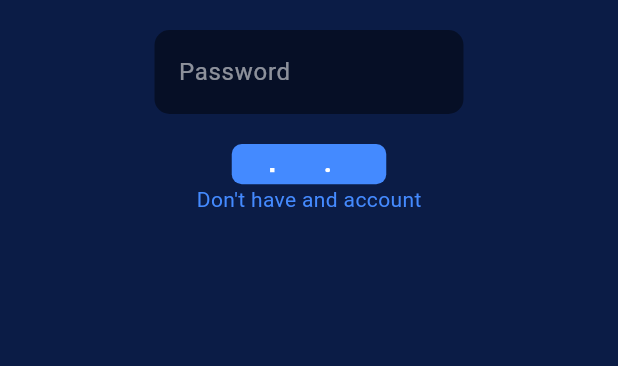
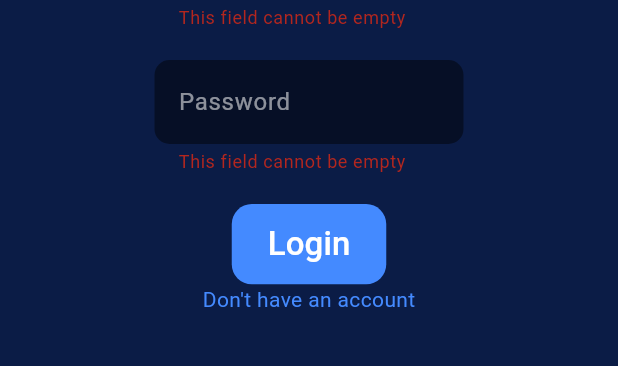
Before and after one commit to Prashant-Bista/chat-app, a Flutter app: the screen it shows after launch, after a tap on "Login", on a phone screen of 412 x 824 dp, the part 384-750 px from its top. Run offline on Flutter 3.47's test engine with Material 3 defaults, Android fonts, the phone set to English and light mode, and no system bars; our stand-ins replace cloud_firestore, file_picker, firebase_auth, firebase_core, firebase_storage, get_it; accounts and stored records are empty.

Commit message:
completed Login page

```diff
--- /dev/null
+++ b/devtools_options.yaml
@@ -0,0 +1,3 @@
+description: This file stores settings for Dart & Flutter DevTools.
+documentation: https://docs.flutter.dev/tools/devtools/extensions#configure-extension-enablement-states
+extensions:
--- /dev/null
+++ b/lib/Models/chat_user.dart
@@ -0,0 +1,32 @@
+class ChatUser{
+  final String uid;
+  final String name;
+  final String email;
+  final String imageURL;
+  late DateTime lastActive;
+  ChatUser({
+required this.uid,
+required this.name,
+  required this.email,
+  required this.lastActive,
+  required this.imageURL
+  });
+  factory ChatUser.fromJSON(Map<String,dynamic> _json){
+    return ChatUser(uid: _json["uid"], name: _json["name"], email: _json["email"], lastActive: _json["last_active"].toDate(), imageURL: _json["image"]);
+  }
+  Map<String,dynamic> toMap(){
+    return{
+      "email": email,
+      "name": name,
+      "last_active": lastActive,
+      "image": imageURL,
+    };
+  }
+  String lastDayActive(){
+    return "${lastActive.month}/${lastActive.day}/${lastActive.year}";
+  }
+  bool wasRecentlyActive(){
+    return DateTime.now().difference(lastActive).inHours<2;
+  }
+
+}
--- a/lib/main.dart
+++ b/lib/main.dart
@@ -1,16 +1,16 @@
 import 'package:chat_app/pages/splash_page.dart';
+import 'package:chat_app/providers/authentication_provider.dart';
 import 'package:chat_app/services/navigation_service.dart';
 import 'package:flutter/material.dart';
 import 'package:chat_app/pages/login_page.dart';
 import 'package:provider/provider.dart';
-import 'package:get_it/get_it.dart';
-import 'package:firebase_core/firebase_core.dart';
-import 'firebase_options.dart';
+import 'package:chat_app/pages/home_page.dart';
 
 void main() {
   runApp(SplashPage(key: UniqueKey(), onInitializationComplete: () {
     runApp(MainApp());
   }));
+
 }
 
 class MainApp extends StatelessWidget {
@@ -18,7 +18,13 @@ class MainApp extends StatelessWidget {
 
   @override
   Widget build(BuildContext context) {
-    return MaterialApp(
+    return MultiProvider(
+      providers: [
+        ChangeNotifierProvider<AuthenticationProvider>(create: (BuildContext _context){
+          return AuthenticationProvider();
+        })
+      ],
+      child: MaterialApp(
         title: "ChatItOut",
         theme: ThemeData(
           scaffoldBackgroundColor: const Color.fromRGBO(11, 28, 70, 1.0),
@@ -27,10 +33,12 @@ class MainApp extends StatelessWidget {
         ),
         home: LoginPage(),
         navigatorKey: NavigationService.navigatorKey,
-      initialRoute: "/login",  // Start with login page
         routes: {
           "/login": (BuildContext context) => LoginPage(),
+          "/home": (BuildContext context) => HomePage(),
+
         },
+      ),
     );
   }
 }
--- a/lib/pages/login_page.dart
+++ b/lib/pages/login_page.dart
@@ -1,7 +1,11 @@
+import 'package:chat_app/providers/authentication_provider.dart';
+import 'package:chat_app/services/navigation_service.dart';
 import 'package:flutter/material.dart';
 import 'package:chat_app/widgets/custom_form_field.dart';
+import 'package:provider/provider.dart';
+import '../widgets/rounded_button.dart';
+import 'package:get_it/get_it.dart';
 
-import '../widgets/rounded_button.dart';
 class LoginPage extends StatefulWidget {
   const LoginPage({super.key});
 
@@ -10,43 +14,90 @@ class LoginPage extends StatefulWidget {
 }
 
 class _LoginPageState extends State<LoginPage> {
-  late double deviceWidth=0;
-  late double deviceHeight=0;
+  late double deviceWidth;
+  late double deviceHeight;
+  late AuthenticationProvider _auth;
+  late NavigationService _navigation;
+  GlobalKey<FormState> loginFormKey = GlobalKey<FormState>();
+
+  String? _email;
+  String? _password;
+
   @override
   Widget build(BuildContext context) {
-    deviceWidth= MediaQuery.of(context).size.width;
-    deviceHeight= MediaQuery.of(context).size.width;
+    deviceWidth = MediaQuery.of(context).size.width;
+    deviceHeight = MediaQuery.of(context).size.height;
+    _auth = Provider.of<AuthenticationProvider>(context);
+    _navigation = GetIt.instance.get<NavigationService>();
+
     return _buildUI();
   }
-  Widget _buildUI(){
+
+  Widget _buildUI() {
     return Scaffold(
       body: Column(
         children: [
-Image.asset("assets/images/chatapplogo2.png",height: 200,width: 200),
+          Image.asset("assets/images/chatapplogo2.png",
+              height: 200, width: 200),
           Container(
-            margin: EdgeInsets.symmetric(horizontal: deviceWidth*0.25),
-            width: deviceWidth*0.8,
-            height: deviceHeight*0.5,
-
-            child: Form(child: Column(
-
-              children: [CustomFormField(onSaved: (_value){}, regEx: r'^[a-zA-Z0-9._%+-]+@[a-zA-Z0-9.-]+\.[a-zA-Z]{2,}$', hintText: "Email", obscureText: false),
-                SizedBox(height: 20,),
-                CustomFormField(onSaved: (_value){}, regEx: r'.{8,}', hintText: "Password", obscureText: true),
-                SizedBox(height: 20,),
-                _loginButton(),
-                _registerLink()
-            ],
-            )),
-          )
+            margin: EdgeInsets.symmetric(horizontal: deviceWidth * 0.25),
+            width: deviceWidth * 0.9,
+            height: deviceHeight * 0.5,
+            child: Form(
+              key: loginFormKey,
+              child: Column(
+                children: [
+                  CustomFormField(
+                    onSaved: (_value) {
+                      _email = _value;
+                    },
+                    regEx: r'^[a-zA-Z0-9._%+-]+@[a-zA-Z0-9.-]+\.[a-zA-Z]{2,}$',
+                    hintText: "Email",
+                    obscureText: false,
+                  ),
+                  SizedBox(height: 20),
+                  CustomFormField(
+                    onSaved: (_value) {
+                      _password = _value;
+                    },
+                    regEx: r'.{8,}',
+                    hintText: "Password",
+                    obscureText: true,
+                  ),
+                  SizedBox(height: 20),
+                  _loginButton(),
+                  _registerLink(),
+                ],
+              ),
+            ),
+          ),
         ],
       ),
     );
   }
-  Widget _loginButton(){
-    return RoundedButton(name: "Login", height: deviceHeight*0.065, width: deviceWidth*0.25, onpressed: (){});
+
+  Widget _loginButton() {
+    return RoundedButton(
+      name: "Login",
+      height: deviceHeight * 0.065,
+      width: deviceWidth * 0.25,
+      onpressed: () {
+        if (loginFormKey.currentState!.validate()) {
+          loginFormKey.currentState!.save();
+          _auth.loginUsingEmailAndPassword(
+              _email.toString(), _password.toString());
+        }
+      },
+    );
   }
-  Widget _registerLink(){
-    return InkWell(child: Text("Don't have and account",style: TextStyle(color: Colors.blueAccent),),onTap: (){});
+
+  Widget _registerLink() {
+    return InkWell(
+      child: Text(
+        "Don't have an account",
+        style: TextStyle(color: Colors.blueAccent),
+      ),
+      onTap: () {},
+    );
   }
 }
--- a/lib/pages/splash_page.dart
+++ b/lib/pages/splash_page.dart
@@ -52,13 +52,11 @@ class _SplashPageState extends State<SplashPage> {
     WidgetsFlutterBinding.ensureInitialized();
     try {
       await Firebase.initializeApp(options: DefaultFirebaseOptions.currentPlatform);
-      print("initialized"); // This should print after Firebase initializes
     } catch (e) {
       print("Error initializing Firebase: $e");
     }
 
     _registerServices();
-    print("registered");
   }
 
 
--- /dev/null
+++ b/lib/providers/authentication_provider.dart
@@ -0,0 +1,53 @@
+import 'package:flutter/material.dart';
+import 'package:get_it/get_it.dart';
+import 'package:firebase_auth/firebase_auth.dart';
+
+import 'package:chat_app/services/database_service.dart';
+import 'package:chat_app/services/navigation_service.dart';
+
+import '../Models/chat_user.dart';
+
+class AuthenticationProvider extends ChangeNotifier{
+  late final FirebaseAuth _auth;
+  late final NavigationService _navigationService;
+  late final DatabaseService _databaseService;
+
+  late ChatUser user;
+  AuthenticationProvider(){
+    _auth = FirebaseAuth.instance;
+    _navigationService = GetIt.instance.get<NavigationService>();
+    _databaseService = GetIt.instance.get<DatabaseService>();
+    _auth.authStateChanges().listen((User? _user) {
+      if (_user != null) {
+        print(_user.uid);
+        _databaseService.updateUserLastSeenTime(_user.uid);
+        print("user last seen Updated");
+        _databaseService.getUser(_user.uid).then((_snapShot) {
+          Map<String, dynamic> _userData = _snapShot.data()! as Map<String, dynamic>;
+          user = ChatUser.fromJSON({
+            "uid": _user.uid,
+            "name": _userData["name"],
+            "email": _userData["email"],
+            "last_active": _userData["last_active"],
+            "image": _userData["image"]
+          },);
+          _navigationService.removeAndNavigateToRoute('/home');
+        },);
+      } else {
+        _navigationService.removeAndNavigateToRoute('/login');
+      }
+    });
+  }
+  Future<void> loginUsingEmailAndPassword(String _email,String _password) async {
+    try {
+      await _auth.signInWithEmailAndPassword(email: _email, password: _password);
+      if(_auth.currentUser!=null){
+        // _navigationService.removeAndNavigateToRoute('/home')
+;      }
+    }on FirebaseAuthException{
+      print("Error logging user into Firebase");
+    }catch(e){
+print("login catch error");
+    }
+  }
+}
--- a/lib/widgets/custom_form_field.dart
+++ b/lib/widgets/custom_form_field.dart
@@ -6,28 +6,40 @@ class CustomFormField extends StatelessWidget {
   final String hintText;
   final bool obscureText;
 
-  const CustomFormField({super.key, required this.onSaved, required this.regEx, required this.hintText, required this.obscureText});
+  const CustomFormField({
+    super.key,
+    required this.onSaved,
+    required this.regEx,
+    required this.hintText,
+    required this.obscureText,
+  });
 
   @override
   Widget build(BuildContext context) {
     return TextFormField(
+      autovalidateMode: AutovalidateMode.onUserInteraction,
       decoration: InputDecoration(
         fillColor: Colors.black45,
         filled: true,
-          border: OutlineInputBorder(
+        border: OutlineInputBorder(
           borderRadius: BorderRadius.circular(10.0),
-            borderSide: BorderSide.none,
+          borderSide: BorderSide.none,
+        ),
+        hintText: hintText,
+        hintStyle: TextStyle(color: Colors.white54),
       ),
-        hintText: hintText,
-        hintStyle: TextStyle(color:
-        Colors.white54)
-      ),
-      onSaved: (_value)=>onSaved(_value!),
+      onSaved: (String? _value) => onSaved(_value!),
       cursorColor: Colors.white,
       style: TextStyle(color: Colors.white),
       obscureText: obscureText,
-      validator: (_value){
-        return RegExp(regEx).hasMatch(_value!)?null:"Enter a valid value";
+      validator: (_value) {
+        if (_value == null || _value.isEmpty) {
+          return 'This field cannot be empty';
+        }
+        if (!RegExp(regEx).hasMatch(_value)) {
+          return 'Enter a valid value';
+        }
+        return null;
       },
     );
   }
--- a/lib/widgets/rounded_button.dart
+++ b/lib/widgets/rounded_button.dart
@@ -22,7 +22,9 @@ class RoundedButton extends StatelessWidget {
       height: height,
       width: width,
       child: TextButton(
-          onPressed: (){},
+          onPressed:(){
+            onpressed();
+          },
           child: Text(
             name,
             style: TextStyle(fontSize: 22, color: Colors.white, height: 1.5),
```
Also changed, not shown: lib/pages/home_page.dart (added, +15 -0 lines), lib/services/database_service.dart (+20 -0 lines), 1 other file. Lines whose indentation alone changed are shown as unchanged.
